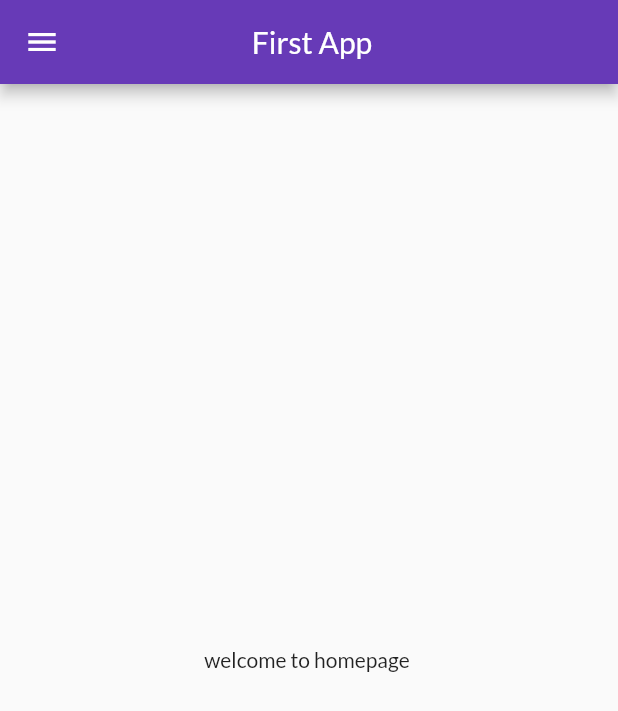
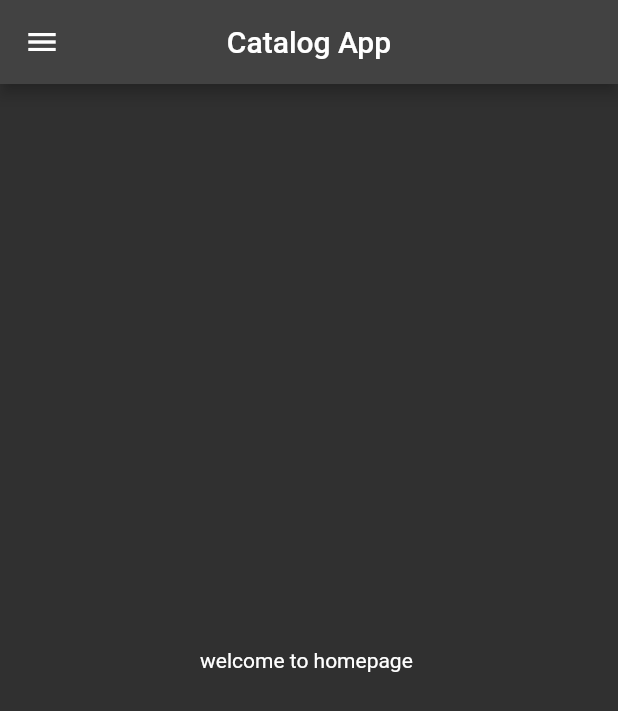
Before and after one commit to Amit-Singh-14/Learinng-Flutter, a Flutter app: the screen it shows after launch, on a phone screen of 412 x 824 dp. Shown: the top 711 px of the screen. Run offline on Flutter 3.47's test engine with Material 2 defaults, Android fonts, the phone set to English and light mode, and no system bars; our stand-ins replace google_fonts.

```diff
--- a/lib/main.dart
+++ b/lib/main.dart
@@ -2,6 +2,7 @@ import 'package:flutter/material.dart';
 import 'package:flutter_application_1/pages/home_page.dart';
 import 'package:flutter_application_1/pages/login_page.dart';
 import 'package:flutter_application_1/utils/myroute.dart';
+import 'package:flutter_application_1/widgets/theme.dart';
 import 'package:google_fonts/google_fonts.dart';
 
 void main() {
@@ -15,12 +16,9 @@ class MyApp extends StatelessWidget {
   Widget build(BuildContext context) {
     return MaterialApp(
       debugShowCheckedModeBanner: false,
-      themeMode: ThemeMode.light,
-      theme: ThemeData(
-        primarySwatch: Colors.deepPurple,
-        fontFamily: GoogleFonts.lato().fontFamily,
-      ),
-      darkTheme: ThemeData(brightness: Brightness.dark),
+      themeMode: ThemeMode.dark,
+      theme: MyTheme.lightMode(context),
+      darkTheme: MyTheme.darkMode(context),
       initialRoute: MyRoutes.homepage,
       routes: {
         "/": (context) => LoginPage(),
--- a/lib/pages/home_page.dart
+++ b/lib/pages/home_page.dart
@@ -9,7 +9,7 @@ class HomePage extends StatelessWidget {
     return Scaffold(
       //
       appBar: AppBar(
-        title: Text(" First App"),
+        title: Text("Catalog App"),
         // backgroundColor: Colors.deepPurple,
         // foregroundColor: Color.fromARGB(255, 2, 37, 66),
         centerTitle: true,
--- a/lib/widgets/drawer.dart
+++ b/lib/widgets/drawer.dart
@@ -6,7 +6,7 @@ class MyDrawer extends StatelessWidget {
 
   @override
   Widget build(BuildContext context) {
-    final imageurl =
+    const imageurl =
         "https://images.unsplash.com/photo-1628563694622-5a76957fd09c?ixlib=rb-4.0.3&ixid=MnwxMjA3fDB8MHxzZWFyY2h8Mnx8aW5zdGFncmFtJTIwcHJvZmlsZXxlbnwwfHwwfHw%3D&w=1000&q=80";
     return Drawer(
       child: Container(
--- /dev/null
+++ b/lib/widgets/theme.dart
@@ -0,0 +1,24 @@
+import 'package:flutter/material.dart';
+import 'package:google_fonts/google_fonts.dart';
+
+class MyTheme {
+  static ThemeData lightMode(BuildContext context) => ThemeData(
+      primarySwatch: Colors.deepPurple,
+      fontFamily: GoogleFonts.lato().fontFamily,
+      appBarTheme: AppBarTheme(
+        color: Colors.white,
+        elevation: 0.0,
+        iconTheme: IconThemeData(color: Colors.black),
+        titleTextStyle: TextStyle(
+          color: Colors.black,
+          fontWeight: FontWeight.bold,
+          fontSize: 18,
+          fontFamily: GoogleFonts.lato().fontFamily,
+        ),
+      ));
+
+  static ThemeData darkMode(BuildContext context) => ThemeData(
+        brightness: Brightness.dark,
+        primarySwatch: Colors.deepPurple,
+      );
+}
```
Also changed, not shown: lib/models/catalog.dart (added, +26 -0 lines).
